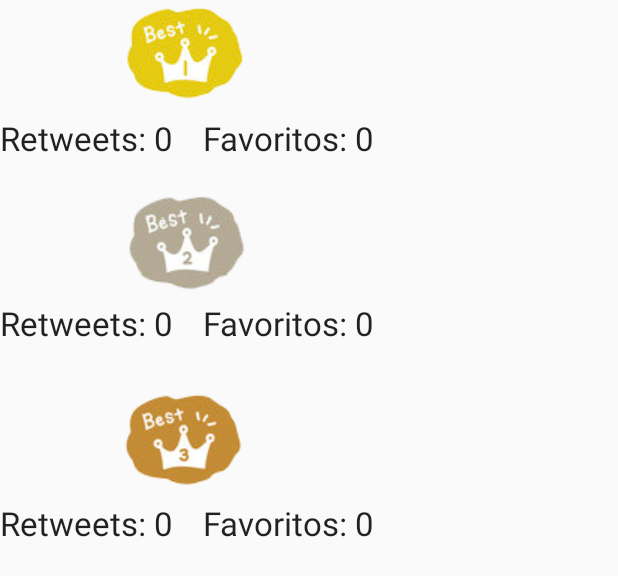
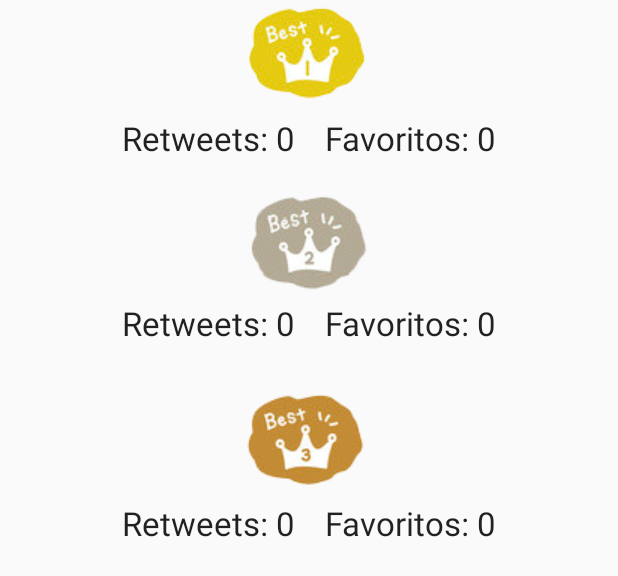
Before and after one commit to danicuestasuarez/blow4twitter, an Android app: the layout fragment_mej_mom.xml on its own in the app's theme, with its tools: preview values and no code run, on a phone screen of 412 x 824 dp. Shown: the top 576 px of the screen. Run offline under Robolectric (Android 15) with nearby library versions, the phone set to English and light mode, and no system bars.

Commit message:
Pequeño fix del layout de mejores momentos

```diff
--- a/app/src/main/res/layout/fragment_mej_mom.xml
+++ b/app/src/main/res/layout/fragment_mej_mom.xml
@@ -2,7 +2,8 @@
 <FrameLayout xmlns:android="http://schemas.android.com/apk/res/android"
     xmlns:tools="http://schemas.android.com/tools" android:layout_width="match_parent"
     android:layout_height="match_parent"
-    tools:context="com.trabajo.sdm.blow.modules.TweetsFragment">
+    tools:context="com.trabajo.sdm.blow.modules.TweetsFragment"
+    android:id="@+id/mainView">
     <android.support.v4.widget.SwipeRefreshLayout
         android:layout_width="match_parent"
         android:layout_height="match_parent"
@@ -10,8 +11,10 @@
         <ScrollView
             android:layout_width="wrap_content"
             android:layout_height="wrap_content">
+
             <RelativeLayout xmlns:android="http://schemas.android.com/apk/res/android"
-            android:layout_width="wrap_content" android:layout_height="wrap_content">
+                android:layout_width="wrap_content" android:layout_height="wrap_content"
+                android:layout_gravity="center_horizontal|top">
 
                 <LinearLayout
                     android:orientation="horizontal"
@@ -165,4 +168,5 @@
             </RelativeLayout>
         </ScrollView>
     </android.support.v4.widget.SwipeRefreshLayout>
+
 </FrameLayout>
```
Also changed, not shown: app/src/main/java/com/trabajo/sdm/blow/modules/MejoresMomentosFragment.java (+7 -6 lines). Lines whose indentation alone changed are shown as unchanged.
